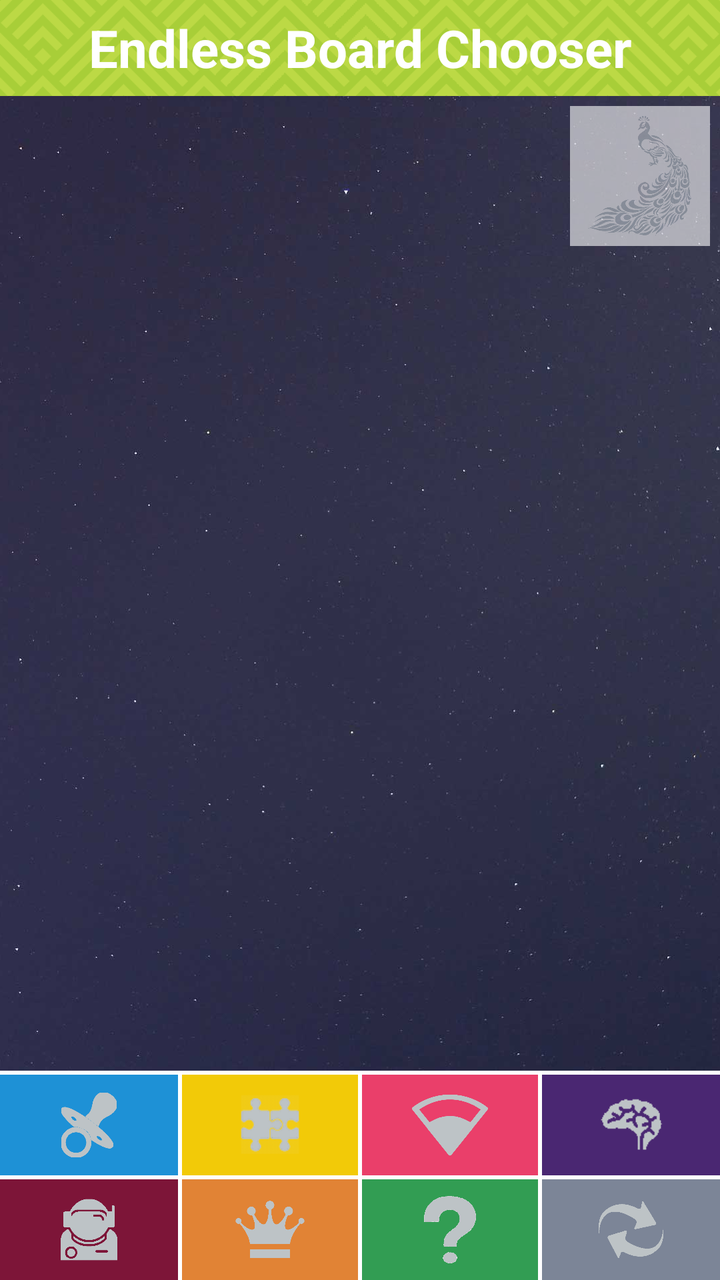
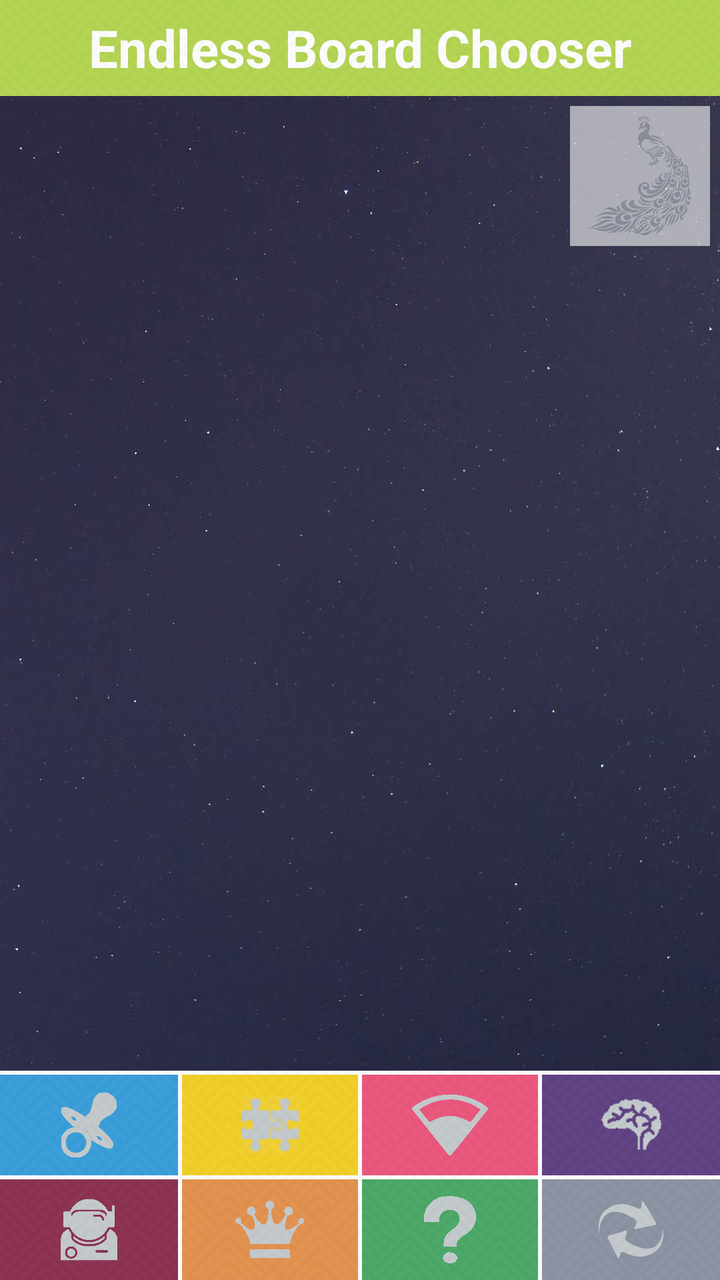

An Android layout rendered at two revisions. The XML below is the earlier revision; the diff shows what the commit changed to produce the second picture.
<!-- AndroidManifest.xml: application theme AppTheme -->
<!-- res/layout/fragment_user_board.xml -->
<?xml version="1.0" encoding="utf-8"?>
<RelativeLayout xmlns:android="http://schemas.android.com/apk/res/android"
    xmlns:app="http://schemas.android.com/apk/res-auto"
    xmlns:tools="http://schemas.android.com/tools"
    android:id="@+id/activity_history"
    android:layout_width="match_parent"
    android:layout_height="match_parent"
    android:fitsSystemWindows="false">

    <ImageView
        android:id="@+id/imageView7"
        android:layout_width="match_parent"
        android:layout_height="match_parent"
        android:scaleType="centerCrop"
        app:srcCompat="@drawable/coolbackground" />

    <RelativeLayout
        android:id="@+id/tool_title"
        android:layout_width="match_parent"
        android:layout_height="48dp"
        android:orientation="horizontal">

        <ImageView
            android:id="@+id/imageView16"
            android:layout_width="match_parent"
            android:layout_height="match_parent"
            android:scaleType="centerCrop"
            app:srcCompat="@drawable/backgroundcroppedsmall" />

        <TextView
            android:id="@+id/textView14"
            android:layout_width="match_parent"
            android:layout_height="match_parent"
            android:layout_centerInParent="false"
            android:layout_weight="1"
            android:gravity="center"
            android:text="Endless Board Chooser"
            android:textColor="@color/white"
            android:textSize="26sp"
            android:textStyle="bold" />
    </RelativeLayout>

    <LinearLayout
        android:layout_width="match_parent"
        android:layout_height="match_parent"
        android:layout_below="@+id/tool_title"
        android:layout_centerHorizontal="true"
        android:layout_centerVertical="true"
        android:orientation="vertical"
        android:weightSum="100">

        <android.support.v7.widget.RecyclerView
            android:id="@+id/user_board_rv"
            android:layout_width="match_parent"
            android:layout_height="0dp"
            android:layout_margin="6dp"

            android:layout_weight="82"
            android:background="@android:color/transparent" />

        <LinearLayout
            android:layout_width="match_parent"
            android:layout_height="0dp"
            android:layout_weight="18"
            android:background="@color/white"
            android:orientation="horizontal"
            android:paddingTop="2dp"
            android:weightSum="4">

            <LinearLayout
                android:layout_width="match_parent"
                android:layout_height="match_parent"
                android:layout_marginRight="1dp"
                android:layout_weight="1"
                android:orientation="vertical">

                <ImageButton
                    android:id="@+id/beg"
                    style="@style/Widget.AppCompat.Button.Borderless"
                    android:layout_width="match_parent"
                    android:layout_height="match_parent"
                    android:layout_marginBottom="1dp"
                    android:layout_weight="1"
                    android:background="@drawable/begbuttonfinal"
                    android:gravity="center"
                    android:padding="5dp"
                    android:scaleType="fitCenter"
                    app:srcCompat="@drawable/beginnericon" />

                <ImageButton
                    android:id="@+id/exp"
                    style="@style/Widget.AppCompat.Button.Borderless"
                    android:layout_width="match_parent"
                    android:layout_height="match_parent"
                    android:layout_marginTop="1dp"
                    android:layout_weight="1"
                    android:background="@drawable/expbuttonfinal"
                    android:gravity="center"
                    android:padding="5dp"
                    android:scaleType="fitCenter"
                    app:srcCompat="@drawable/experticon" />
            </LinearLayout>

            <LinearLayout
                android:layout_width="match_parent"
                android:layout_height="match_parent"
                android:layout_marginLeft="1dp"
                android:layout_marginRight="1dp"
                android:layout_weight="1"
                android:orientation="vertical">

                <ImageButton
                    android:id="@+id/eas"
                    style="@style/Widget.AppCompat.Button.Borderless"
                    android:layout_width="match_parent"
                    android:layout_height="match_parent"
                    android:layout_marginBottom="1dp"
                    android:layout_weight="1"
                    android:background="@drawable/easbuttonfinal"
                    android:gravity="center"
                    android:padding="5dp"
                    android:scaleType="fitCenter"
                    app:srcCompat="@drawable/easyicon" />

                <ImageButton
                    android:id="@+id/mas"
                    style="@style/Widget.AppCompat.Button.Borderless"
                    android:layout_width="match_parent"
                    android:layout_height="match_parent"
                    android:layout_marginTop="1dp"
                    android:layout_weight="1"
                    android:background="@drawable/masbuttonfinal"
                    android:gravity="center"
                    android:padding="5dp"
                    android:scaleType="fitCenter"
                    app:srcCompat="@drawable/mastericon" />
            </LinearLayout>

            <LinearLayout
                android:layout_width="match_parent"
                android:layout_height="match_parent"
                android:layout_marginLeft="1dp"
                android:layout_marginRight="1dp"
                android:layout_weight="1"
                android:orientation="vertical">

                <ImageButton
                    android:id="@+id/med"
                    style="@style/Widget.AppCompat.Button.Borderless"
                    android:layout_width="match_parent"
                    android:layout_height="match_parent"
                    android:layout_marginBottom="1dp"
                    android:layout_weight="1"
                    android:background="@drawable/leaderbuttonfinal"
                    android:gravity="center"
                    android:padding="5dp"
                    android:scaleType="fitCenter"
                    app:srcCompat="@drawable/mediumicon" />

                <ImageButton
                    android:id="@+id/ran"
                    style="@style/Widget.AppCompat.Button.Borderless"
                    android:layout_width="match_parent"
                    android:layout_height="match_parent"
                    android:layout_marginTop="1dp"
                    android:layout_weight="1"
                    android:background="@drawable/exitbuttonfinal"
                    android:gravity="center"
                    android:padding="5dp"
                    android:scaleType="fitCenter"
                    app:srcCompat="@drawable/question" />
            </LinearLayout>

            <LinearLayout
                android:layout_width="match_parent"
                android:layout_height="match_parent"
                android:layout_marginLeft="1dp"
                android:layout_weight="1"
                android:orientation="vertical">

                <ImageButton
                    android:id="@+id/har"
                    style="@style/Widget.AppCompat.Button.Borderless"
                    android:layout_width="match_parent"
                    android:layout_height="match_parent"
                    android:layout_marginBottom="1dp"
                    android:layout_weight="1"
                    android:background="@drawable/harbuttonfinal"
                    android:gravity="center"
                    android:padding="5dp"
                    android:scaleType="fitCenter"
                    app:srcCompat="@drawable/hardicon" />

                <ImageButton
                    android:id="@+id/more"
                    style="@style/Widget.AppCompat.Button.Borderless"
                    android:layout_width="match_parent"
                    android:layout_height="match_parent"
                    android:layout_marginTop="1dp"
                    android:layout_weight="1"
                    android:background="@drawable/morbuttonfinal"
                    android:gravity="center"
                    android:padding="5dp"
                    android:scaleType="fitCenter"
                    app:srcCompat="@drawable/more" />

            </LinearLayout>

        </LinearLayout>

    </LinearLayout>

    <ProgressBar
        android:id="@+id/usr_progress"
        style="?android:attr/progressBarStyle"
        android:layout_width="wrap_content"
        android:layout_height="wrap_content"
        android:layout_centerInParent="true" />

    <ImageButton
        android:id="@+id/color_switcher"
        android:layout_width="70dp"
        android:layout_height="70dp"
        android:layout_alignParentRight="true"
        android:layout_alignParentTop="false"
        android:layout_below="@+id/tool_title"
        android:layout_marginRight="5dp"
        android:layout_marginTop="5dp"
        android:alpha=".6"
        android:background="@android:color/white"
        android:padding="5dp"
        android:scaleType="fitCenter"
        app:srcCompat="@drawable/peacock" />

</RelativeLayout>
<!-- resources referenced by this layout -->
<resources>
  <color name="white">#ffffff</color>
  <!-- drawable backgroundcroppedsmall: png bitmap (drawable-nodpi, 36205 bytes) -->
  <!-- drawable begbutton (drawable-nodpi) -->
  <?xml version="1.0" encoding="utf-8"?>
  <selector xmlns:android="http://schemas.android.com/apk/res/android">
      <item>
          <shape android:shape="rectangle">
              <solid android:color="@color/color2"/>
  
          </shape>
      </item>
  </selector>
  <!-- drawable easbutton (drawable-nodpi) -->
  <?xml version="1.0" encoding="utf-8"?>
  <selector xmlns:android="http://schemas.android.com/apk/res/android">
      <item>
          <shape android:shape="rectangle">
              <solid android:color="@color/color8"/>
  
          </shape>
      </item>
  </selector>
  <!-- drawable exitbutton (drawable-nodpi) -->
  <?xml version="1.0" encoding="utf-8"?>
  <selector xmlns:android="http://schemas.android.com/apk/res/android">
      <item>
          <shape android:shape="rectangle">
              <solid android:color="@color/color9"/>
  
          </shape>
      </item>
  </selector>
  <!-- drawable expbuttonpressed (drawable-nodpi) -->
  <?xml version="1.0" encoding="utf-8"?>
  <selector xmlns:android="http://schemas.android.com/apk/res/android">
      <item>
          <shape android:shape="rectangle">
              <solid android:color="#875263"/>
          </shape>
      </item>
  </selector>
  <!-- drawable expbutton (drawable-nodpi) -->
  <?xml version="1.0" encoding="utf-8"?>
  <selector xmlns:android="http://schemas.android.com/apk/res/android">
      <item>
          <shape android:shape="rectangle">
              <solid android:color="@color/color4"/>
  
          </shape>
      </item>
  </selector>
  <!-- drawable harbuttonpressed (drawable-nodpi) -->
  <?xml version="1.0" encoding="utf-8"?>
  <selector xmlns:android="http://schemas.android.com/apk/res/android">
      <item>
          <shape android:shape="rectangle">
              <solid android:color="#745b8f"/>
          </shape>
      </item>
  </selector>
  <!-- drawable harbutton (drawable-nodpi) -->
  <?xml version="1.0" encoding="utf-8"?>
  <selector xmlns:android="http://schemas.android.com/apk/res/android">
      <item>
          <shape android:shape="rectangle">
              <solid android:color="@color/color7"/>
  
          </shape>
      </item>
  </selector>
  <!-- drawable masbuttonpressed (drawable-nodpi) -->
  <?xml version="1.0" encoding="utf-8"?>
  <selector xmlns:android="http://schemas.android.com/apk/res/android">
      <item>
          <shape android:shape="rectangle">
              <solid android:color="#e7b083"/>
          </shape>
      </item>
  </selector>
  <!-- drawable masbutton (drawable-nodpi) -->
  <?xml version="1.0" encoding="utf-8"?>
  <selector xmlns:android="http://schemas.android.com/apk/res/android">
      <item>
          <shape android:shape="rectangle">
              <solid android:color="@color/color6"/>
  
          </shape>
      </item>
  </selector>
  <!-- drawable morbuttonpressed (drawable-nodpi) -->
  <?xml version="1.0" encoding="utf-8"?>
  <selector xmlns:android="http://schemas.android.com/apk/res/android">
      <item>
          <shape android:shape="rectangle">
              <solid android:color="#beb7b7"/>
          </shape>
      </item>
  </selector>
  <!-- drawable morbutton (drawable-nodpi) -->
  <?xml version="1.0" encoding="utf-8"?>
  <selector xmlns:android="http://schemas.android.com/apk/res/android">
      <item>
          <shape android:shape="rectangle">
              <solid android:color="@color/color5"/>
  
          </shape>
      </item>
  </selector>
  <color name="colorPrimary">#FFFFFF</color>
  <color name="colorPrimaryDark">#454444</color>
  <color name="colorAccent">#1e91d6</color>
  <color name="color2">#1e91d6</color>
  <color name="color8">#f2ca08</color>
  <color name="color9">#329d53</color>
  <color name="color4">#7d1538</color>
  <color name="color7">#4a2772</color>
  <color name="color3">#ea3f6a</color>
  <color name="color6">#e18335</color>
  <color name="color5">#7c8597</color>
  <!-- unchanged entries left out for length: 24 -->
</resources>

<!-- the commit's change to res/layout/fragment_user_board.xml (unified diff, before → after) -->
@@ -18,14 +18,8 @@
         android:id="@+id/tool_title"
         android:layout_width="match_parent"
         android:layout_height="48dp"
+        android:background="@color/color1"
         android:orientation="horizontal">
-
-        <ImageView
-            android:id="@+id/imageView16"
-            android:layout_width="match_parent"
-            android:layout_height="match_parent"
-            android:scaleType="centerCrop"
-            app:srcCompat="@drawable/backgroundcroppedsmall" />
 
         <TextView
             android:id="@+id/textView14"
@@ -38,6 +32,15 @@
             android:textColor="@color/white"
             android:textSize="26sp"
             android:textStyle="bold" />
+
+        <ImageView
+            android:id="@+id/imageView16"
+            android:layout_width="match_parent"
+            android:layout_height="match_parent"
+            android:alpha=".15"
+            android:scaleType="centerCrop"
+            app:srcCompat="@drawable/keyboardbg" />
+
     </RelativeLayout>
 
     <LinearLayout
@@ -53,160 +56,176 @@
             android:id="@+id/user_board_rv"
             android:layout_width="match_parent"
             android:layout_height="0dp"
-            android:layout_margin="6dp"
-
+
+            android:layout_marginBottom="6dp"
+            android:layout_marginTop="6dp"
             android:layout_weight="82"
             android:background="@android:color/transparent" />
 
-        <LinearLayout
+        <RelativeLayout
             android:layout_width="match_parent"
             android:layout_height="0dp"
-            android:layout_weight="18"
-            android:background="@color/white"
-            android:orientation="horizontal"
-            android:paddingTop="2dp"
-            android:weightSum="4">
+            android:layout_weight="18">
 
             <LinearLayout
                 android:layout_width="match_parent"
                 android:layout_height="match_parent"
-                android:layout_marginRight="1dp"
-                android:layout_weight="1"
-                android:orientation="vertical">
-
-                <ImageButton
-                    android:id="@+id/beg"
-                    style="@style/Widget.AppCompat.Button.Borderless"
-                    android:layout_width="match_parent"
-                    android:layout_height="match_parent"
-                    android:layout_marginBottom="1dp"
-                    android:layout_weight="1"
-                    android:background="@drawable/begbuttonfinal"
-                    android:gravity="center"
-                    android:padding="5dp"
-                    android:scaleType="fitCenter"
-                    app:srcCompat="@drawable/beginnericon" />
-
-                <ImageButton
-                    android:id="@+id/exp"
-                    style="@style/Widget.AppCompat.Button.Borderless"
-                    android:layout_width="match_parent"
-                    android:layout_height="match_parent"
-                    android:layout_marginTop="1dp"
-                    android:layout_weight="1"
-                    android:background="@drawable/expbuttonfinal"
-                    android:gravity="center"
-                    android:padding="5dp"
-                    android:scaleType="fitCenter"
-                    app:srcCompat="@drawable/experticon" />
+                android:layout_weight="18"
+                android:background="@color/white"
+                android:orientation="horizontal"
+                android:paddingTop="2dp"
+                android:weightSum="4">
+
+                <LinearLayout
+                    android:layout_width="match_parent"
+                    android:layout_height="match_parent"
+                    android:layout_marginRight="1dp"
+                    android:layout_weight="1"
+                    android:orientation="vertical">
+
+                    <ImageButton
+                        android:id="@+id/beg"
+                        style="@style/Widget.AppCompat.Button.Borderless"
+                        android:layout_width="match_parent"
+                        android:layout_height="match_parent"
+                        android:layout_marginBottom="1dp"
+                        android:layout_weight="1"
+                        android:background="@drawable/begbuttonfinal"
+                        android:gravity="center"
+                        android:padding="5dp"
+                        android:scaleType="fitCenter"
+                        app:srcCompat="@drawable/beginnericon" />
+
+                    <ImageButton
+                        android:id="@+id/exp"
+                        style="@style/Widget.AppCompat.Button.Borderless"
+                        android:layout_width="match_parent"
+                        android:layout_height="match_parent"
+                        android:layout_marginTop="1dp"
+                        android:layout_weight="1"
+                        android:background="@drawable/expbuttonfinal"
+                        android:gravity="center"
+                        android:padding="5dp"
+                        android:scaleType="fitCenter"
+                        app:srcCompat="@drawable/experticon" />
+                </LinearLayout>
+
+                <LinearLayout
+                    android:layout_width="match_parent"
+                    android:layout_height="match_parent"
+                    android:layout_marginLeft="1dp"
+                    android:layout_marginRight="1dp"
+                    android:layout_weight="1"
+                    android:orientation="vertical">
+
+                    <ImageButton
+                        android:id="@+id/eas"
+                        style="@style/Widget.AppCompat.Button.Borderless"
+                        android:layout_width="match_parent"
+                        android:layout_height="match_parent"
+                        android:layout_marginBottom="1dp"
+                        android:layout_weight="1"
+                        android:background="@drawable/easbuttonfinal"
+                        android:gravity="center"
+                        android:padding="5dp"
+                        android:scaleType="fitCenter"
+                        app:srcCompat="@drawable/easyicon" />
+
+                    <ImageButton
+                        android:id="@+id/mas"
+                        style="@style/Widget.AppCompat.Button.Borderless"
+                        android:layout_width="match_parent"
+                        android:layout_height="match_parent"
+                        android:layout_marginTop="1dp"
+                        android:layout_weight="1"
+                        android:background="@drawable/masbuttonfinal"
+                        android:gravity="center"
+                        android:padding="5dp"
+                        android:scaleType="fitCenter"
+                        app:srcCompat="@drawable/mastericon" />
+                </LinearLayout>
+
+                <LinearLayout
+                    android:layout_width="match_parent"
+                    android:layout_height="match_parent"
+                    android:layout_marginLeft="1dp"
+                    android:layout_marginRight="1dp"
+                    android:layout_weight="1"
+                    android:orientation="vertical">
+
+                    <ImageButton
+                        android:id="@+id/med"
+                        style="@style/Widget.AppCompat.Button.Borderless"
+                        android:layout_width="match_parent"
+                        android:layout_height="match_parent"
+                        android:layout_marginBottom="1dp"
+                        android:layout_weight="1"
+                        android:background="@drawable/leaderbuttonfinal"
+                        android:gravity="center"
+                        android:padding="5dp"
+                        android:scaleType="fitCenter"
+                        app:srcCompat="@drawable/mediumicon" />
+
+                    <ImageButton
+                        android:id="@+id/ran"
+                        style="@style/Widget.AppCompat.Button.Borderless"
+                        android:layout_width="match_parent"
+                        android:layout_height="match_parent"
+                        android:layout_marginTop="1dp"
+                        android:layout_weight="1"
+                        android:background="@drawable/exitbuttonfinal"
+                        android:gravity="center"
+                        android:padding="5dp"
+                        android:scaleType="fitCenter"
+                        app:srcCompat="@drawable/question" />
+                </LinearLayout>
+
+                <LinearLayout
+                    android:layout_width="match_parent"
+                    android:layout_height="match_parent"
+                    android:layout_marginLeft="1dp"
+                    android:layout_weight="1"
+                    android:orientation="vertical">
+
+                    <ImageButton
+                        android:id="@+id/har"
+                        style="@style/Widget.AppCompat.Button.Borderless"
+                        android:layout_width="match_parent"
+                        android:layout_height="match_parent"
+                        android:layout_marginBottom="1dp"
+                        android:layout_weight="1"
+                        android:background="@drawable/harbuttonfinal"
+                        android:gravity="center"
+                        android:padding="5dp"
+                        android:scaleType="fitCenter"
+                        app:srcCompat="@drawable/hardicon" />
+
+                    <ImageButton
+                        android:id="@+id/more"
+                        style="@style/Widget.AppCompat.Button.Borderless"
+                        android:layout_width="match_parent"
+                        android:layout_height="match_parent"
+                        android:layout_marginTop="1dp"
+                        android:layout_weight="1"
+                        android:background="@drawable/morbuttonfinal"
+                        android:gravity="center"
+                        android:padding="5dp"
+                        android:scaleType="fitCenter"
+                        app:srcCompat="@drawable/more" />
+
+                </LinearLayout>
+
             </LinearLayout>
 
-            <LinearLayout
+            <ImageView
+                android:id="@+id/imageView22"
                 android:layout_width="match_parent"
-                android:layout_height="match_parent"
-                android:layout_marginLeft="1dp"
-                android:layout_marginRight="1dp"
-                android:layout_weight="1"
-                android:orientation="vertical">
-
-                <ImageButton
-                    android:id="@+id/eas"
-                    style="@style/Widget.AppCompat.Button.Borderless"
-                    android:layout_width="match_parent"
-                    android:layout_height="match_parent"
-                    android:layout_marginBottom="1dp"
-                    android:layout_weight="1"
-                    android:background="@drawable/easbuttonfinal"
-                    android:gravity="center"
-                    android:padding="5dp"
-                    android:scaleType="fitCenter"
-                    app:srcCompat="@drawable/easyicon" />
-
-                <ImageButton
-                    android:id="@+id/mas"
-                    style="@style/Widget.AppCompat.Button.Borderless"
-                    android:layout_width="match_parent"
-                    android:layout_height="match_parent"
-                    android:layout_marginTop="1dp"
-                    android:layout_weight="1"
-                    android:background="@drawable/masbuttonfinal"
-                    android:gravity="center"
-                    android:padding="5dp"
-                    android:scaleType="fitCenter"
-                    app:srcCompat="@drawable/mastericon" />
-            </LinearLayout>
-
-            <LinearLayout
-                android:layout_width="match_parent"
-                android:layout_height="match_parent"
-                android:layout_marginLeft="1dp"
-                android:layout_marginRight="1dp"
-                android:layout_weight="1"
-                android:orientation="vertical">
-
-                <ImageButton
-                    android:id="@+id/med"
-                    style="@style/Widget.AppCompat.Button.Borderless"
-                    android:layout_width="match_parent"
-                    android:layout_height="match_parent"
-                    android:layout_marginBottom="1dp"
-                    android:layout_weight="1"
-                    android:background="@drawable/leaderbuttonfinal"
-                    android:gravity="center"
-                    android:padding="5dp"
-                    android:scaleType="fitCenter"
-                    app:srcCompat="@drawable/mediumicon" />
-
-                <ImageButton
-                    android:id="@+id/ran"
-                    style="@style/Widget.AppCompat.Button.Borderless"
-                    android:layout_width="match_parent"
-                    android:layout_height="match_parent"
-                    android:layout_marginTop="1dp"
-                    android:layout_weight="1"
-                    android:background="@drawable/exitbuttonfinal"
-                    android:gravity="center"
-                    android:padding="5dp"
-                    android:scaleType="fitCenter"
-                    app:srcCompat="@drawable/question" />
-            </LinearLayout>
-
-            <LinearLayout
-                android:layout_width="match_parent"
-                android:layout_height="match_parent"
-                android:layout_marginLeft="1dp"
-                android:layout_weight="1"
-                android:orientation="vertical">
-
-                <ImageButton
-                    android:id="@+id/har"
-                    style="@style/Widget.AppCompat.Button.Borderless"
-                    android:layout_width="match_parent"
-                    android:layout_height="match_parent"
-                    android:layout_marginBottom="1dp"
-                    android:layout_weight="1"
-                    android:background="@drawable/harbuttonfinal"
-                    android:gravity="center"
-                    android:padding="5dp"
-                    android:scaleType="fitCenter"
-                    app:srcCompat="@drawable/hardicon" />
-
-                <ImageButton
-                    android:id="@+id/more"
-                    style="@style/Widget.AppCompat.Button.Borderless"
-                    android:layout_width="match_parent"
-                    android:layout_height="match_parent"
-                    android:layout_marginTop="1dp"
-                    android:layout_weight="1"
-                    android:background="@drawable/morbuttonfinal"
-                    android:gravity="center"
-                    android:padding="5dp"
-                    android:scaleType="fitCenter"
-                    app:srcCompat="@drawable/more" />
-
-            </LinearLayout>
-
-        </LinearLayout>
+                android:layout_height="wrap_content"
+                android:alpha=".15"
+                android:scaleType="centerCrop"
+                app:srcCompat="@drawable/keyboardbg" />
+
+        </RelativeLayout>
 
     </LinearLayout>
 
<!-- resource entries referenced after the edit -->
@@ -1,7 +1,8 @@
 <!-- resources referenced by this layout -->
 <resources>
+  <color name="color1">#abd03a</color>
   <color name="white">#ffffff</color>
-  <!-- drawable backgroundcroppedsmall: png bitmap (drawable-nodpi, 36205 bytes) -->
+  <!-- drawable keyboardbg: png bitmap (drawable-nodpi, 16276 bytes) -->
   <!-- drawable begbutton (drawable-nodpi) -->
   <?xml version="1.0" encoding="utf-8"?>
   <selector xmlns:android="http://schemas.android.com/apk/res/android">
